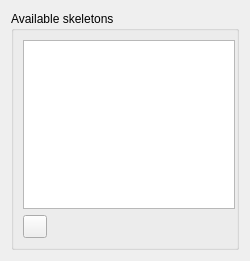
First picture: the form in GUI/SideWidgetComponents/SkeletonList.ui, repository istee/cor3d, before the edit.
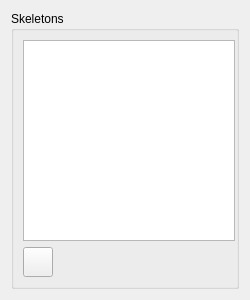
Second picture: the form after the edit. Custom widgets are drawn as their Qt base class.

Commit message: skeleton editor tab almost finished

```diff
--- a/GUI/SideWidgetComponents/SkeletonList.ui
+++ b/GUI/SideWidgetComponents/SkeletonList.ui
@@ -7,19 +7,19 @@
     <x>0</x>
     <y>0</y>
     <width>250</width>
-    <height>261</height>
+    <height>300</height>
    </rect>
   </property>
   <property name="sizePolicy">
-   <sizepolicy hsizetype="Fixed" vsizetype="Preferred">
+   <sizepolicy hsizetype="Fixed" vsizetype="MinimumExpanding">
     <horstretch>0</horstretch>
     <verstretch>0</verstretch>
    </sizepolicy>
   </property>
   <property name="minimumSize">
    <size>
-    <width>250</width>
-    <height>0</height>
+    <width>150</width>
+    <height>30</height>
    </size>
   </property>
   <property name="maximumSize">
@@ -41,7 +41,7 @@
       </sizepolicy>
      </property>
      <property name="title">
-      <string>Available skeletons</string>
+      <string>Skeletons</string>
      </property>
      <layout class="QVBoxLayout" name="verticalLayout">
       <item>
@@ -52,15 +52,30 @@
           <height>80</height>
          </size>
         </property>
+        <property name="viewMode">
+         <enum>QListView::ListMode</enum>
+        </property>
+        <property name="sortingEnabled">
+         <bool>true</bool>
+        </property>
        </widget>
       </item>
       <item>
        <layout class="QHBoxLayout" name="horizontalLayout">
         <item>
          <widget class="QToolButton" name="toolButtonAdd">
+          <property name="minimumSize">
+           <size>
+            <width>30</width>
+            <height>30</height>
+           </size>
+          </property>
           <property name="text">
            <string/>
           </property>
+          <property name="popupMode">
+           <enum>QToolButton::DelayedPopup</enum>
+          </property>
          </widget>
         </item>
         <item>
```
Left out of the diff: 13 changed lines with no effect on the pictures. The commit also changes 41 other files.
